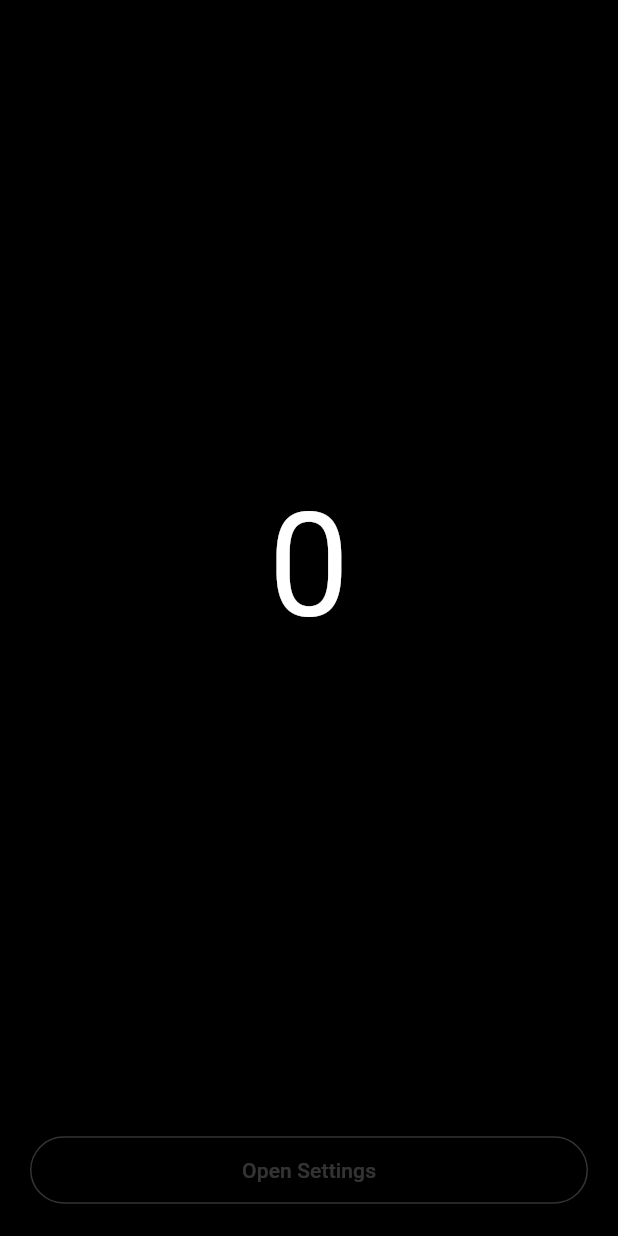
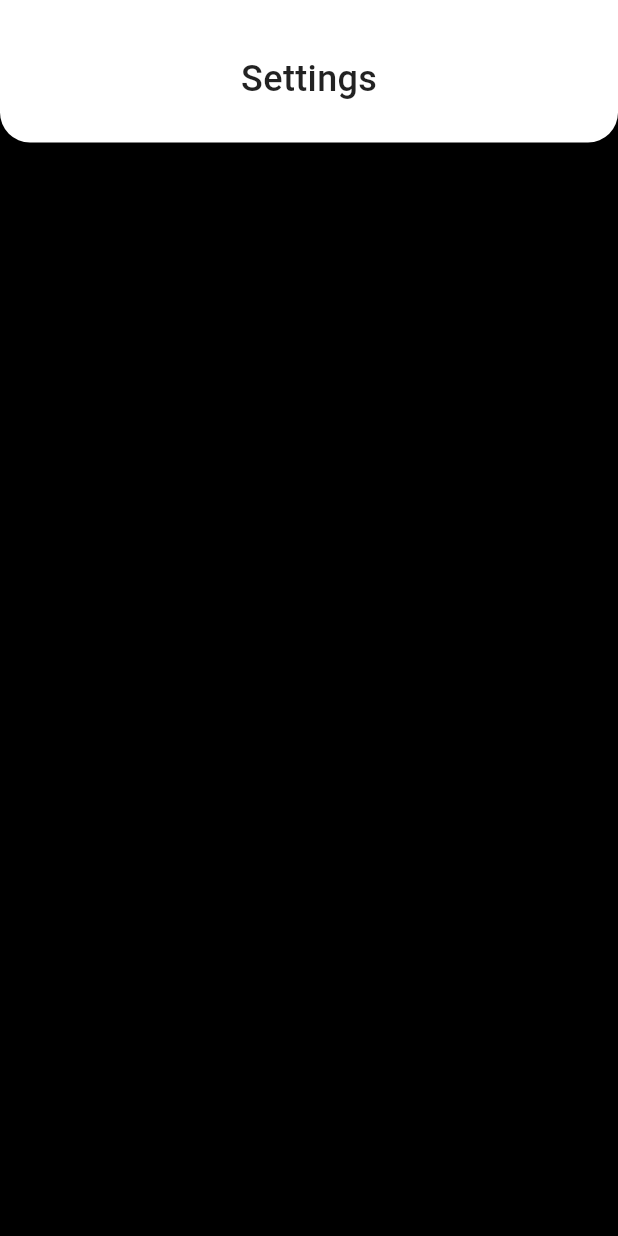
Before and after one commit to call-me-q/emergency-tasbih, a Flutter app: the screen it shows after launch, on a phone screen of 412 x 824 dp. Run offline on Flutter 3.47's test engine with Material 3 defaults, Android fonts, the phone set to English and light mode, and no system bars; our stand-ins replace flutter_bloc; missing offline and left inert: slang; generated files the repository leaves out were written again.

Commit message:
🚧 Add PageLayout

```diff
--- a/lib/app.dart
+++ b/lib/app.dart
@@ -2,8 +2,9 @@ import 'package:flutter/material.dart';
 import 'package:flutter_localizations/flutter_localizations.dart';
 import 'package:zikr/bloc/cubits/counter.dart';
 import 'package:zikr/gen/strings.g.dart';
-import 'package:zikr/pages/home.dart';
+// import 'package:zikr/widgets/pages/home.dart';
 import 'package:flutter_bloc/flutter_bloc.dart';
+import 'package:zikr/widgets/pages/settings.dart';
 
 final providers = [
   BlocProvider(create: (BuildContext context) => CounterCubit())
@@ -29,7 +30,7 @@ class App extends StatelessWidget {
             colorScheme: ColorScheme.fromSeed(seedColor: seedColor),
             useMaterial3: true,
           ),
-          home: const HomePage(),
+          home: const SettingsPage(),
         ));
   }
 }
--- /dev/null
+++ b/lib/widgets/layouts/page.dart
@@ -0,0 +1,37 @@
+import 'package:flutter/material.dart';
+
+class PageLayout extends StatelessWidget {
+  final String title;
+  final List<Widget> children;
+  const PageLayout({super.key, required this.title, required this.children});
+
+  @override
+  Widget build(BuildContext context) {
+    return Scaffold(
+      body: Column(
+        children: [
+          Container(
+            padding: const EdgeInsets.only(top: 10),
+            decoration: const BoxDecoration(
+                color: Colors.white,
+                borderRadius: BorderRadiusDirectional.vertical(
+                    bottom: Radius.circular(20))),
+            child: Center(
+              heightFactor: 2.5,
+              child: Text(
+                title,
+                style: const TextStyle(
+                    fontSize: 24,
+                    color: Colors.black87,
+                    fontWeight: FontWeight.w500),
+              ),
+            ),
+          ),
+          Column(
+            children: children,
+          )
+        ],
+      ),
+    );
+  }
+}
--- a/lib/pages/home.dart
+++ b/lib/widgets/pages/home.dart
@@ -1,8 +1,8 @@
 import 'package:flutter/material.dart';
 import 'package:flutter_bloc/flutter_bloc.dart';
 import 'package:zikr/bloc/cubits/counter.dart';
-import 'package:zikr/parts/counter_text.dart';
-import 'package:zikr/parts/settings_button.dart';
+import 'package:zikr/widgets/parts/counter_text.dart';
+import 'package:zikr/widgets/parts/settings_button.dart';
 
 class HomePage extends StatelessWidget {
   const HomePage({super.key});
--- a/lib/pages/settings.dart
+++ b/lib/widgets/pages/settings.dart
@@ -1,10 +1,14 @@
 import 'package:flutter/material.dart';
+import 'package:zikr/widgets/layouts/page.dart';
 
 class SettingsPage extends StatelessWidget {
   const SettingsPage({super.key});
 
   @override
   Widget build(BuildContext context) {
-    return const Placeholder();
+    return const PageLayout(
+      title: 'Settings',
+      children: [],
+    );
   }
 }
```
Also changed, not shown: lib/widgets/pages/onboarding.dart (renamed from lib/pages/onboarding.dart), lib/widgets/parts/counter_text.dart (renamed from lib/parts/counter_text.dart), lib/widgets/parts/settings_button.dart (renamed from lib/parts/settings_button.dart).
